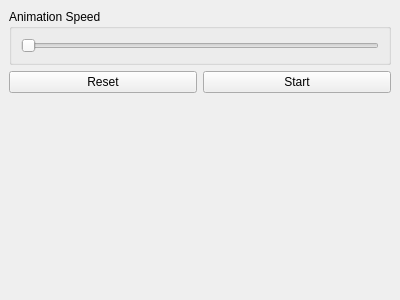
Narusaki/Boxelization, file optionwidget.ui: the form before one commit.
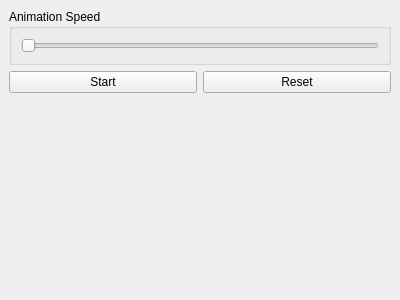
The form after the commit.

Commit message: GUI is ready. Next should design all the stuff in displaying.

Diff of the .ui file:
```diff
--- a/optionwidget.ui
+++ b/optionwidget.ui
@@ -34,16 +34,16 @@
     <item>
      <layout class="QHBoxLayout" name="horizontalLayout">
       <item>
-       <widget class="QPushButton" name="pushButton">
+       <widget class="QPushButton" name="pushButton_2">
         <property name="text">
-         <string>Reset</string>
+         <string>Start</string>
         </property>
        </widget>
       </item>
       <item>
-       <widget class="QPushButton" name="pushButton_2">
+       <widget class="QPushButton" name="pushButton">
         <property name="text">
-         <string>Start</string>
+         <string>Reset</string>
         </property>
        </widget>
       </item>
```
The commit also changes 1 other file.
